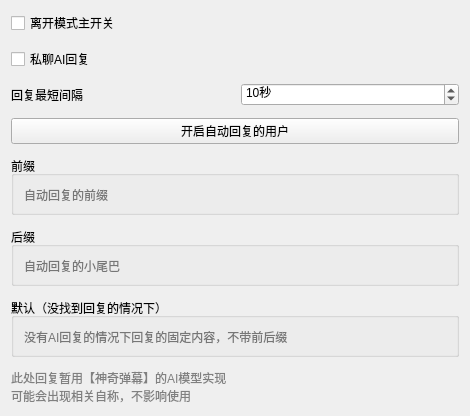
iwxyi/CatlikeQQ, file widgets/settings/leavemodewidget.ui: the form before one commit.
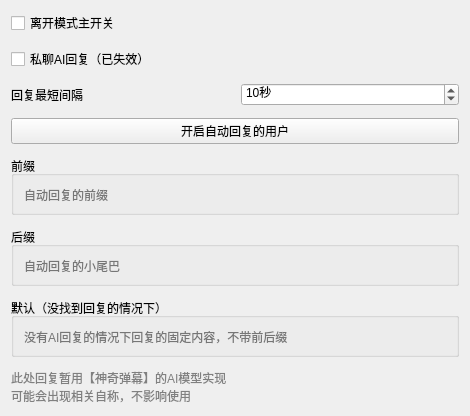
The form after the commit. Custom widgets are drawn as their Qt base class.

The edit to the form file:
```diff
--- a/widgets/settings/leavemodewidget.ui
+++ b/widgets/settings/leavemodewidget.ui
@@ -27,7 +27,7 @@
    <item>
     <widget class="QCheckBox" name="aiReplyPrivateCheck">
      <property name="text">
-      <string>私聊AI回复</string>
+      <string>私聊AI回复（已失效）</string>
      </property>
     </widget>
    </item>
```
